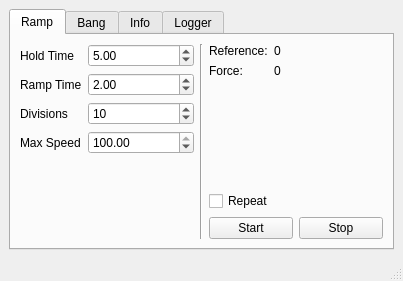
The window that MotorCalibrate/forms/mainwindow.ui (uf-mil-archive/sub-2012) describes before a commit, drawn with Qt 5.
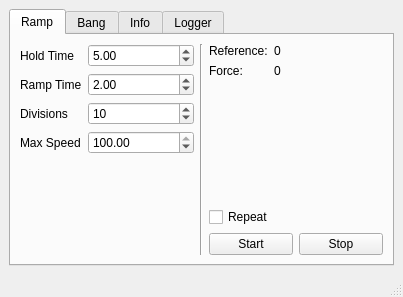
The same window after the commit.

What changed in the file:
```diff
--- a/MotorCalibrate/forms/mainwindow.ui
+++ b/MotorCalibrate/forms/mainwindow.ui
@@ -7,7 +7,7 @@
     <x>0</x>
     <y>0</y>
     <width>403</width>
-    <height>281</height>
+    <height>297</height>
    </rect>
   </property>
   <property name="windowTitle">
```
Left out of the diff: 6 changed lines with no effect on the pictures.
